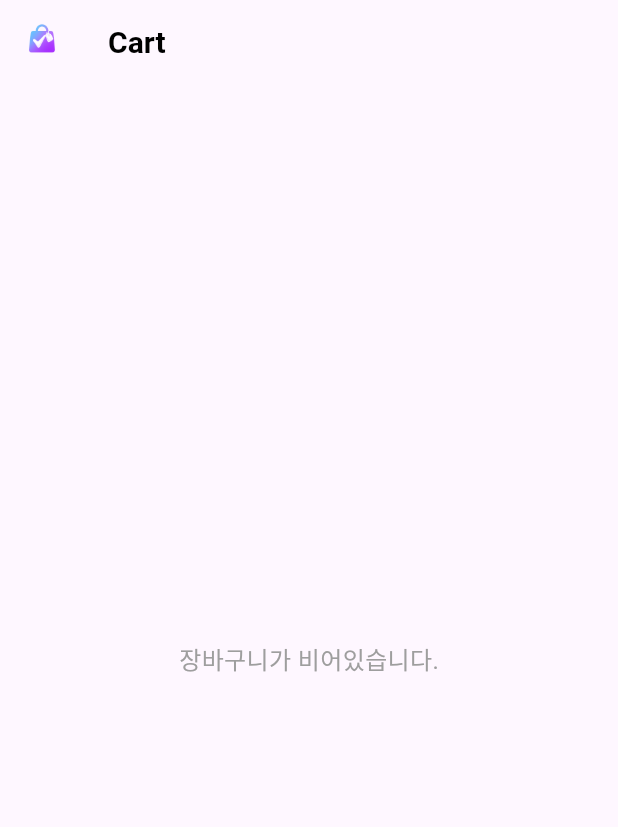
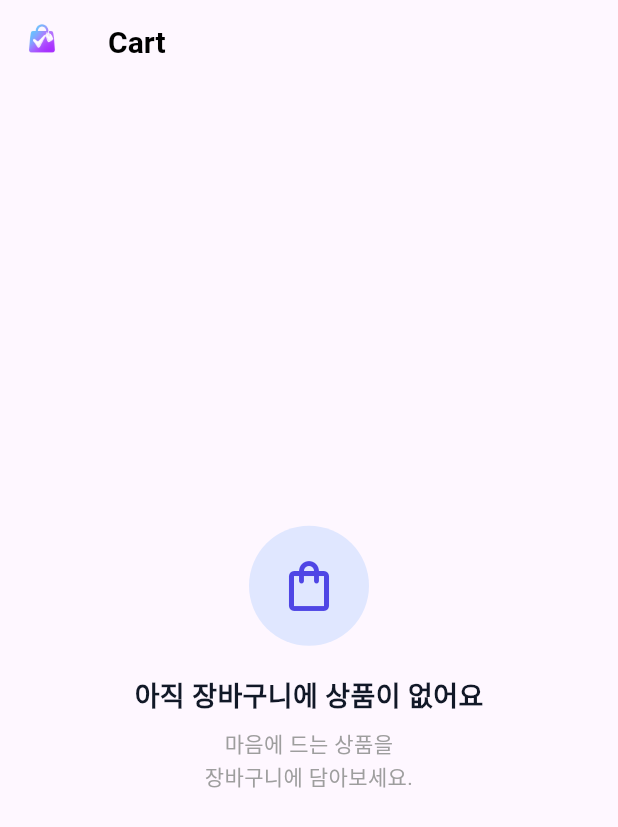
Before and after one commit to sky688372-wq/dummyjson_Picky, a Flutter app: the CartScreen screen opened directly, on a phone screen of 412 x 824 dp. Shown: the top 827 px of the screen. Run offline on Flutter 3.47's test engine with Material 3 defaults, Android fonts, the phone set to English and light mode, and no system bars; our stand-ins replace flutter_secure_storage; accounts and stored records are empty.

Commit message:
장바구니 화면에서 상품이 없을 시 뜨는 위젯을 꾸밈

```diff
--- a/lib/screen/cart/cart_screen.dart
+++ b/lib/screen/cart/cart_screen.dart
@@ -1,3 +1,4 @@
+import 'package:dummyjson/app_color/app_color.dart';
 import 'package:dummyjson/model_class/product.dart';
 import 'package:dummyjson/provider/cart_provider.dart';
 import 'package:dummyjson/screen/product/product_detail_screen.dart';
@@ -34,10 +35,43 @@ class _CartScreenState extends State<CartScreen> {
 
             // 장바구니가 비어있을 때
             if (cartProducts.isEmpty) {
-              return const Center(
-                child: Text(
-                  "장바구니가 비어있습니다.",
-                  style: TextStyle(fontSize: 16, color: Colors.grey),
+              return Center(
+                child: Column(
+                  mainAxisAlignment: MainAxisAlignment.center,
+                  children: [
+                    Container(
+                      width: 80,
+                      height: 80,
+                      decoration: BoxDecoration(
+                        color: AppColor.tertiary,
+                        shape: BoxShape.circle,
+                      ),
+                      child: const Icon(
+                        Icons.shopping_bag_outlined,
+                        size: 40,
+                        color: AppColor.primary,
+                      ),
+                    ),
+                    const SizedBox(height: 20),
+                    const Text(
+                      '아직 장바구니에 상품이 없어요',
+                      style: TextStyle(
+                        fontSize: 18,
+                        fontWeight: FontWeight.bold,
+                        color: AppColor.secondary,
+                      ),
+                    ),
+                    const SizedBox(height: 8),
+                    const Text(
+                      '마음에 드는 상품을\n장바구니에 담아보세요.',
+                      textAlign: TextAlign.center,
+                      style: TextStyle(
+                        fontSize: 14,
+                        height: 1.5,
+                        color: Colors.grey,
+                      ),
+                    ),
+                  ],
                 ),
               );
             }
```
